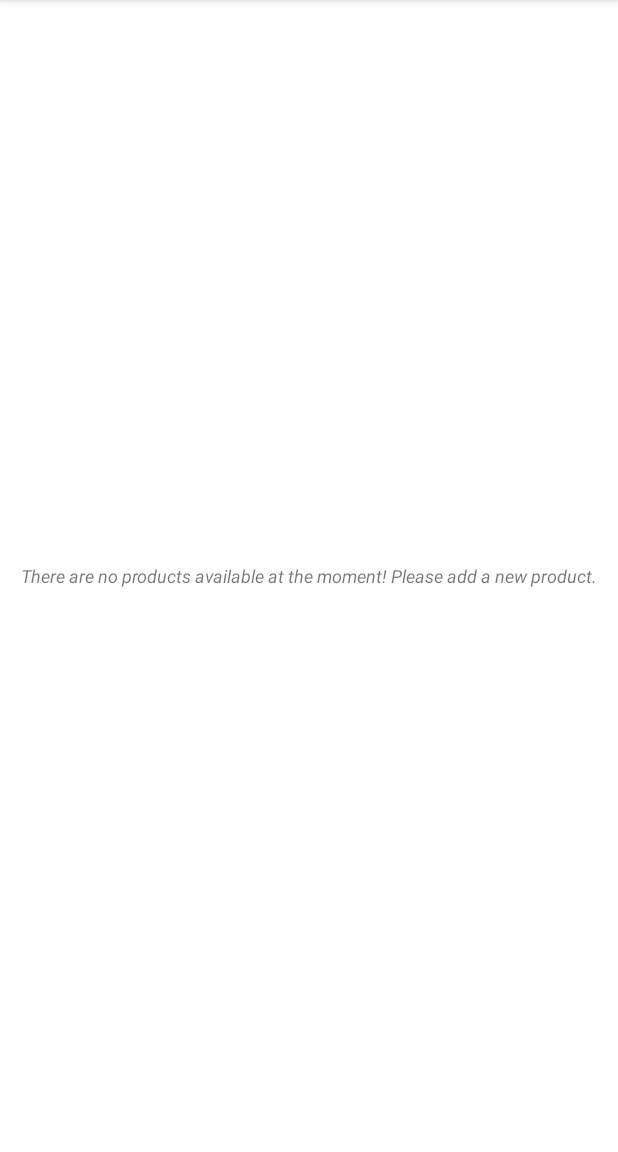
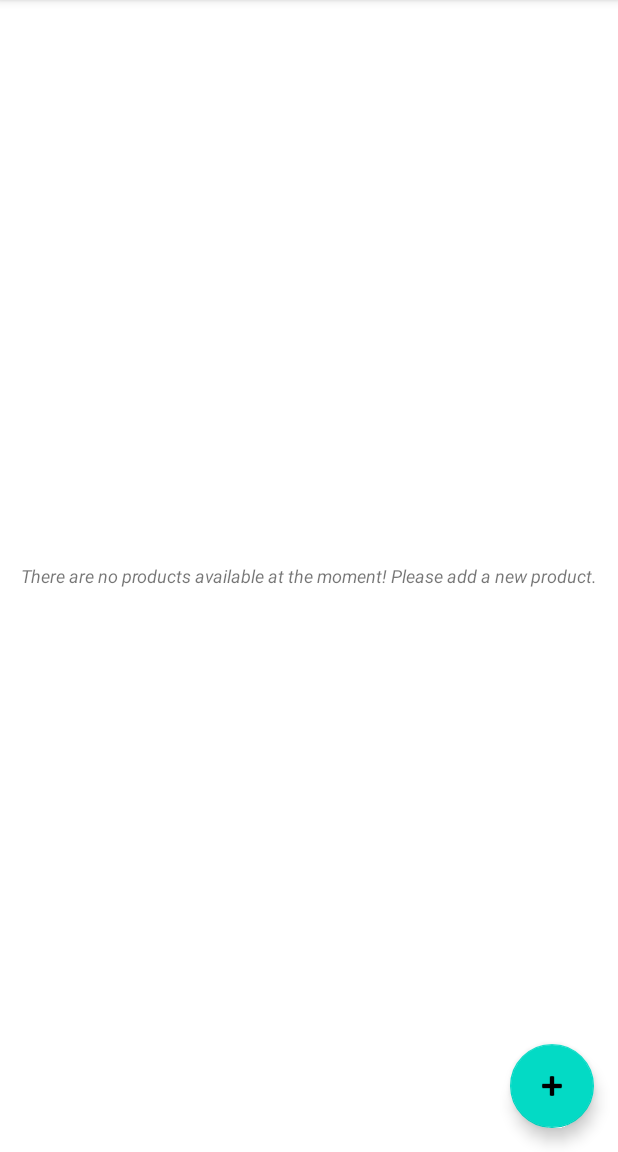
Before and after one commit to Aldeberan-Emporium/aldeberan-emporium, an Android app: the AdminPanel_LoadProduct screen opened directly, with no data from a screen before it, on a phone screen of 412 x 824 dp, the part 84-1236 px from its top. Run offline under Robolectric (Android 15) with nearby library versions, the phone set to English and light mode, and no system bars; our stand-ins replace Firebase (no records; nobody signed in at launch, a user with empty details on screens opened directly); libraries missing offline, so code that uses them is left out: com.codepath.asynchttpclient; 3 statements that could not run were skipped.

Commit message:
Added addProdBtn in LoadProduct

```diff
--- a/app/src/main/res/layout/activity_admin_panel_load_product.xml
+++ b/app/src/main/res/layout/activity_admin_panel_load_product.xml
@@ -5,6 +5,18 @@
     android:layout_width="match_parent"
     android:layout_height="match_parent"
     tools:context=".AdminPanel_LoadProduct">
+
+    <com.google.android.material.floatingactionbutton.FloatingActionButton
+        android:id="@+id/addProdBtn"
+        android:layout_width="wrap_content"
+        android:layout_height="wrap_content"
+        android:layout_marginEnd="16dp"
+        android:layout_marginBottom="16dp"
+        android:clickable="true"
+        android:visibility="visible"
+        app:layout_constraintBottom_toBottomOf="parent"
+        app:layout_constraintEnd_toEndOf="parent"
+        app:srcCompat="@android:drawable/ic_input_add" />
 
     <TextView
         android:id="@+id/noProdLbl"
@@ -24,12 +36,14 @@
         android:id="@+id/pullToRefresh"
         android:layout_width="match_parent"
         android:layout_height="match_parent"
+        android:visibility="visible"
         app:layout_constraintBottom_toBottomOf="parent"
         app:layout_constraintEnd_toEndOf="parent"
         app:layout_constraintHorizontal_bias="1.0"
         app:layout_constraintStart_toStartOf="parent"
         app:layout_constraintTop_toTopOf="parent"
-        app:layout_constraintVertical_bias="1.0">
+        app:layout_constraintVertical_bias="1.0"
+        tools:visibility="visible">
 
         <androidx.recyclerview.widget.RecyclerView
             android:id="@+id/recyclerView"
```
Also changed, not shown: app/src/main/java/com/example/aldeberan/AdminPanel_AddProduct.java (+13 -16 lines), app/src/main/res/drawable/ic_plus_solid.xml (added, +9 -0 lines).
